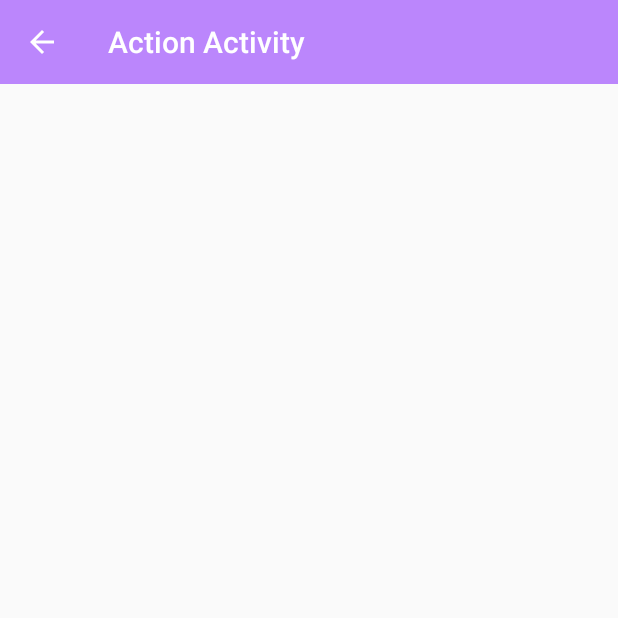
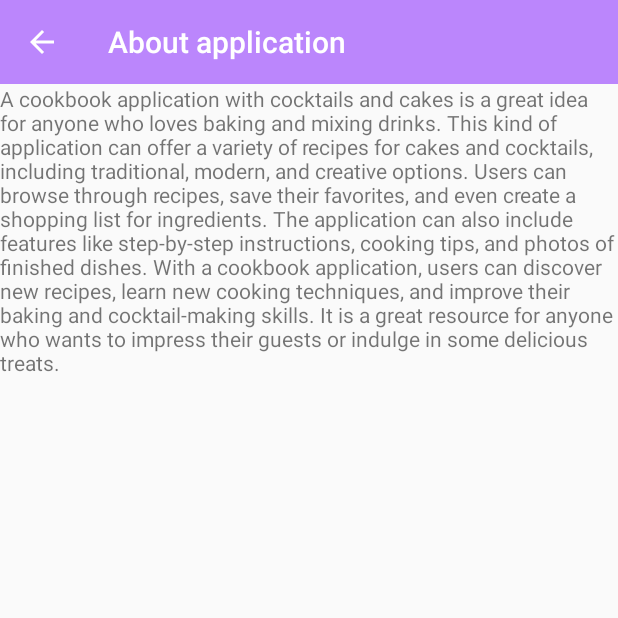
Before and after one commit to MaksimLik/Mobile-application, an Android app: the ActionActivity screen opened directly, with no data from a screen before it, on a phone screen of 412 x 824 dp, the top half of it. Run offline under Robolectric (Android 15) with nearby library versions, the phone set to English and light mode, and no system bars.

Commit message:
Add activity

```diff
--- a/app/src/main/res/layout/action_activity_main.xml
+++ b/app/src/main/res/layout/action_activity_main.xml
@@ -1,10 +1,16 @@
 <?xml version="1.0" encoding="utf-8"?>
 <LinearLayout xmlns:android="http://schemas.android.com/apk/res/android"
-android:layout_height="match_parent"
-android:layout_width="match_parent">
+    android:layout_height="match_parent"
+    android:layout_width="match_parent"
+    android:orientation="vertical">
 
-<include
-    layout="@layout/toolbar_main"
-    android:id="@+id/toolbar" />
+    <include
+        layout="@layout/toolbar_main"
+        android:id="@+id/toolbar" />
+
+    <TextView
+        android:layout_width="match_parent"
+        android:layout_height="wrap_content"
+        android:text="@string/your_text_goes_here" />
 
 </LinearLayout>
--- a/app/src/main/res/values/strings.xml
+++ b/app/src/main/res/values/strings.xml
@@ -12,7 +12,7 @@
     <string name="reset">Reset</string>
     <string name="accept">Accept</string>
     <string name="text_description">Input time | GG:MM:SS</string>
-    <string name="action_activity_title">Action Activity</string>
+    <string name="action_activity_title">About application</string>
     <string name="action_title">Action_Activity</string>
     <string name="action_share">Share</string>
     <string name="title_top">Fragment główny</string>
@@ -53,4 +53,12 @@
 
     <string name="nav_open_drawer">Open the navigation drawer</string>
     <string name="nav_close_drawer">Close the navigation drawer</string>
-    </resources>
+    <string name="your_text_goes_here">
+        A cookbook application with cocktails and cakes is a great idea for anyone who loves baking and mixing drinks.
+        This kind of application can offer a variety of recipes for cakes and cocktails, including traditional, modern, and creative options.
+
+        Users can browse through recipes, save their favorites, and even create a shopping list for ingredients. The application can also include features like step-by-step instructions, cooking tips, and photos of finished dishes.
+
+        With a cookbook application, users can discover new recipes, learn new cooking techniques, and improve their baking and cocktail-making skills.
+        It is a great resource for anyone who wants to impress their guests or indulge in some delicious treats.</string>
+</resources>
```
